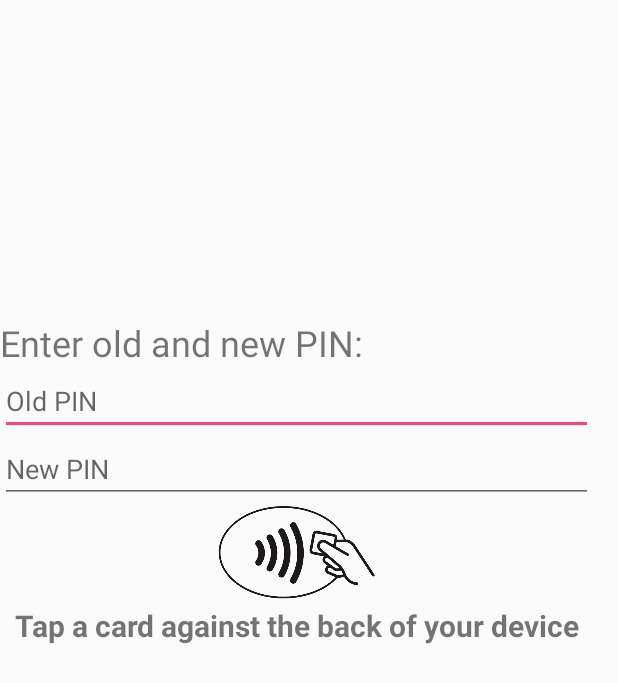
After one commit to Infineon/BlockchainSecurity2Go-Android, an Android app: the ChangePinActivity screen opened directly, with no data from a screen before it, on a phone screen of 412 x 824 dp. The commit adds this screen. Shown: the top 683 px of the screen. Run offline under Robolectric (Android 15) with nearby library versions, the phone set to English and light mode, and no system bars; our stand-ins replace ButterKnife.

Commit message:
#19 add unlock and verify pin apdu's, move select in-front of all calls of NfcUtils, add change/set pin activity

```diff
--- /dev/null
+++ b/app/src/main/java/co/coinfinity/infineonandroidapp/ChangePinActivity.java
@@ -0,0 +1,108 @@
+package co.coinfinity.infineonandroidapp;
+
+import android.app.AlertDialog;
+import android.app.PendingIntent;
+import android.content.Intent;
+import android.nfc.NfcAdapter;
+import android.nfc.Tag;
+import android.nfc.tech.IsoDep;
+import android.os.Bundle;
+import android.support.v7.app.AppCompatActivity;
+import android.util.Log;
+import android.widget.TextView;
+import butterknife.BindView;
+import butterknife.ButterKnife;
+import co.coinfinity.infineonandroidapp.infineon.NfcUtils;
+import co.coinfinity.infineonandroidapp.infineon.exceptions.NfcCardException;
+import co.coinfinity.infineonandroidapp.utils.IsoTagWrapper;
+import co.coinfinity.infineonandroidapp.utils.UiUtils;
+
+import java.io.IOException;
+
+import static android.app.PendingIntent.getActivity;
+import static co.coinfinity.AppConstants.TAG;
+import static co.coinfinity.infineonandroidapp.utils.UiUtils.showToast;
+
+public class ChangePinActivity extends AppCompatActivity {
+
+    @BindView(R.id.oldPin)
+    TextView oldPin;
+    @BindView(R.id.newPin)
+    TextView newPin;
+
+    private NfcAdapter nfcAdapter;
+    private PendingIntent pendingIntent;
+
+    @Override
+    protected void onCreate(Bundle savedInstanceState) {
+        super.onCreate(savedInstanceState);
+        setContentView(R.layout.activity_change_pin);
+        ButterKnife.bind(this);
+
+        nfcAdapter = NfcAdapter.getDefaultAdapter(this);
+        // Create a generic PendingIntent that will be deliver to this activity. The NFC stack
+        // will fill in the intent with the details of the discovered tag before delivering to
+        // this activity.
+        pendingIntent = getActivity(this, 0,
+                new Intent(this, getClass()).addFlags(Intent.FLAG_ACTIVITY_SINGLE_TOP), 0);
+    }
+
+    /**
+     * Called by Android systems whenever a new Intent is received. NFC tags are also
+     * delivered via an Intent.
+     *
+     * @param intent
+     */
+    @Override
+    protected void onNewIntent(Intent intent) {
+        setIntent(intent);
+        resolveIntent(intent);
+    }
+
+    /* Will be called after card was hold to back of device.
+     *
+     * @param intent includes nfc extras
+     */
+    private void resolveIntent(Intent intent) {
+        // Only handle NFC intents
+        if (intent.getParcelableExtra(NfcAdapter.EXTRA_TAG) == null) {
+            return;
+        }
+
+        Tag tag = intent.getParcelableExtra(NfcAdapter.EXTRA_TAG);
+        UiUtils.logTagInfo(tag);
+        IsoDep isoDep = IsoDep.get(tag);
+        if (isoDep == null) {
+            showToast(getString(R.string.wrong_card), this);
+            return;
+        }
+
+        try {
+            final String puk = NfcUtils.changePin(IsoTagWrapper.of(isoDep), oldPin.getText().toString(), newPin.getText().toString());
+
+            AlertDialog.Builder alert = new AlertDialog.Builder(this)
+                    .setTitle(R.string.chang_pin)
+                    .setMessage("Changed PIN from: " + oldPin.getText() + " to new PIN: " + newPin.getText()
+                            + "\nPlease write down following PUK of your card: " + puk)
+                    .setPositiveButton(R.string.yes, (dialog, which) -> {
+                        finish();
+                    });
+            alert.show();
+        } catch (IOException | NfcCardException e) {
+            showToast("Could not change PIN!", this);
+            Log.e(TAG, "Exception while changing PIN", e);
+        }
+    }
+
+    @Override
+    public void onPause() {
+        super.onPause();
+        if (nfcAdapter != null) nfcAdapter.disableForegroundDispatch(this);
+    }
+
+    @Override
+    public void onResume() {
+        super.onResume();
+        if (nfcAdapter != null) nfcAdapter.enableForegroundDispatch(this, pendingIntent, null, null);
+    }
+}
--- a/app/src/main/java/co/coinfinity/infineonandroidapp/MainActivity.java
+++ b/app/src/main/java/co/coinfinity/infineonandroidapp/MainActivity.java
@@ -100,7 +100,8 @@ public class MainActivity extends AppCompatActivity {
         displayOnUI(GuiState.PROGRESS_BAR);
 
         try {
-            NfcUtils.selectApplication(IsoTagWrapper.of(isoDep));
+            //TODO TESTT !!!!
+//            NfcUtils.resetCard(IsoTagWrapper.of(isoDep));
             pubKeyString = NfcUtils.readPublicKeyOrCreateIfNotExists(IsoTagWrapper.of(isoDep));
             isoDep.close();
         } catch (IOException | NfcCardException e) {
--- a/app/src/main/java/co/coinfinity/infineonandroidapp/infineon/apdu/SetPinApdu.java
+++ b/app/src/main/java/co/coinfinity/infineonandroidapp/infineon/apdu/SetPinApdu.java
@@ -6,12 +6,12 @@ package co.coinfinity.infineonandroidapp.infineon.apdu;
 public class SetPinApdu extends BaseCommandApdu {
 
     /**
-     * Instruction byte for GET PUBKEY operation
+     * Instruction byte for SET PIN operation
      */
     private static final int INS_SET_PIN = 0x40;
 
     /**
-     * Constructs a GET PUBKEY command apdu.
+     * Constructs a SET PIN command apdu.
      *
      * @param pin value used for initializing
      */
--- /dev/null
+++ b/app/src/main/res/layout/activity_change_pin.xml
@@ -0,0 +1,45 @@
+<?xml version="1.0" encoding="utf-8"?>
+<android.support.constraint.ConstraintLayout
+        xmlns:android="http://schemas.android.com/apk/res/android"
+        xmlns:tools="http://schemas.android.com/tools"
+        xmlns:app="http://schemas.android.com/apk/res-auto"
+        android:layout_width="match_parent"
+        android:layout_height="match_parent"
+        tools:context=".ChangePinActivity">
+
+    <LinearLayout
+            android:orientation="vertical"
+            android:layout_width="395dp"
+            android:layout_height="643dp" tools:layout_editor_absoluteY="8dp" tools:layout_editor_absoluteX="8dp"
+            android:textAlignment="center" android:gravity="center">
+        <TextView
+                android:text="Enter old and new PIN:"
+                android:layout_width="match_parent"
+                android:layout_height="wrap_content" android:id="@+id/textView2" android:textSize="24sp"/>
+        <EditText
+                android:layout_width="match_parent"
+                android:layout_height="wrap_content"
+                android:inputType="textPersonName"
+                android:ems="10"
+                android:id="@+id/oldPin" android:hint="Old PIN"/>
+        <EditText
+                android:layout_width="match_parent"
+                android:layout_height="wrap_content"
+                android:inputType="textPersonName"
+                android:ems="10"
+                android:id="@+id/newPin" android:hint="New PIN"/>
+        <ImageView
+                android:id="@+id/image_nfc_icon"
+                android:layout_width="117dp"
+                android:layout_height="68dp" app:srcCompat="@drawable/nfc_icon"/>
+        <TextView
+                android:id="@+id/holdCard"
+                android:layout_width="match_parent"
+                android:layout_height="wrap_content"
+                android:text="@string/hold_card"
+                android:textStyle="bold"
+                android:textSize="20sp"
+                android:gravity="center_horizontal"
+        />
+    </LinearLayout>
+</android.support.constraint.ConstraintLayout>
--- a/app/src/main/res/menu/menu.xml
+++ b/app/src/main/res/menu/menu.xml
@@ -7,6 +7,9 @@
     <item android:id="@+id/refresh_balance"
           android:title="@string/refresh_balance"
           app:showAsAction="never"/>
+    <item android:id="@+id/change_pin"
+          android:title="@string/chang_pin"
+          app:showAsAction="never"/>
     <item android:id="@+id/switch_network"
           android:title="@string/switch_network"
           app:showAsAction="never"/>
--- a/app/src/main/res/values/strings.xml
+++ b/app/src/main/res/values/strings.xml
@@ -56,4 +56,5 @@
     <string name="invalid_ethereum_address">Invalid Ethereum address</string>
     <string name="refreshing">Refreshing…</string>
     <string name="send_all">Send all</string>
+    <string name="chang_pin">Change/Set PIN</string>
 </resources>
```
Also changed, not shown: app/src/main/AndroidManifest.xml (+25 -8 lines), app/src/main/java/co/coinfinity/infineonandroidapp/SetPinActivity.java (added, +106 -0 lines), app/src/main/java/co/coinfinity/infineonandroidapp/UnlockPinActivity.java (added, +13 -0 lines), app/src/main/java/co/coinfinity/infineonandroidapp/infineon/NfcUtils.java (+22 -3 lines), app/src/main/java/co/coinfinity/infineonandroidapp/infineon/apdu/ResetApdu.java (added, +14 -0 lines), app/src/main/java/co/coinfinity/infineonandroidapp/infineon/apdu/UnlockPinApdu.java (added, +23 -0 lines), app/src/main/java/co/coinfinity/infineonandroidapp/infineon/apdu/VerifyPinApdu.java (added, +23 -0 lines), app/src/main/java/co/coinfinity/infineonandroidapp/utils/UiUtils.java (+12 -0 lines), app/src/main/res/layout/activity_set_pin.xml (added, +39 -0 lines), app/src/main/res/layout/activity_unlock_pin.xml (added, +39 -0 lines), 1 other file.
